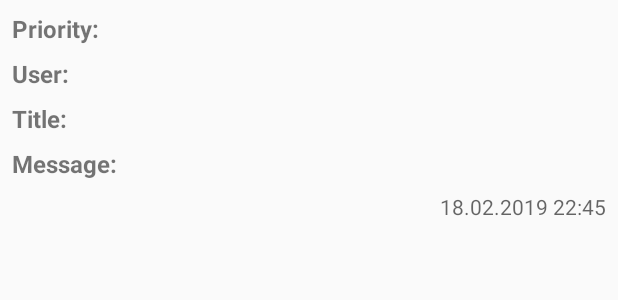
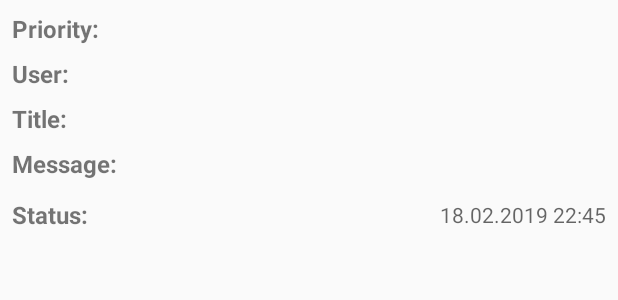
Before and after one commit to AlekseyKholmanov/push-notication-app, an Android app: the layout push_list_item.xml on its own in the app's theme, with its tools: preview values and no code run, on a phone screen of 412 x 824 dp. Shown: the top 300 px of the screen. Run offline under Robolectric (Android 15) with nearby library versions, the phone set to English and light mode, and no system bars.

Commit message:
refactoring item view and getting news in sended fragment

```diff
--- a/app/src/main/java/ru/aholmanov/push_notification_app/orm/PushNotificationDao.kt
+++ b/app/src/main/java/ru/aholmanov/push_notification_app/orm/PushNotificationDao.kt
@@ -15,8 +15,5 @@ interface PushNotificationDao {
     fun insert(notification: SavedNotification)
 
     @Query("SELECT * FROM savednotification")
-    fun getAll(): Single<List<SavedNotification>>
-
-    @Query("SELECT * FROM savednotification")
     fun observeNotifications():Flowable<List<SavedNotification>>
 }
--- a/app/src/main/java/ru/aholmanov/push_notification_app/presentation/push_list/SendedListFragment.kt
+++ b/app/src/main/java/ru/aholmanov/push_notification_app/presentation/push_list/SendedListFragment.kt
@@ -31,7 +31,6 @@ class SendedListFragment : AndroidXMvpAppCompatFragment(), SendedListView {
             emptyPlaceholder.isVisible = false
             notificationsList.isVisible = true
             adapter.setNews(notifications)
-            adapter.notifyDataSetChanged()
         }
     }
 
@@ -65,11 +64,6 @@ class SendedListFragment : AndroidXMvpAppCompatFragment(), SendedListView {
         presenter.observeNotification()
     }
 
-    override fun onActivityCreated(savedInstanceState: Bundle?) {
-        super.onActivityCreated(savedInstanceState)
-        presenter.getNotification()
-    }
-
     companion object {
         fun newInstance(): SendedListFragment {
             return SendedListFragment()
--- a/app/src/main/java/ru/aholmanov/push_notification_app/presentation/push_sender/SenderFragment.kt
+++ b/app/src/main/java/ru/aholmanov/push_notification_app/presentation/push_sender/SenderFragment.kt
@@ -1,6 +1,7 @@
 package ru.aholmanov.push_notification_app.presentation.push_sender
 
 import android.os.Bundle
+import android.util.Log
 import android.view.LayoutInflater
 import android.view.View
 import android.view.ViewGroup
@@ -19,6 +20,7 @@ import ru.aholmanov.push_notification_app.model.Priority
 import ru.aholmanov.push_notification_app.mvp.AndroidXMvpAppCompatFragment
 
 class SenderFragment : AndroidXMvpAppCompatFragment(), SenderView {
+
     override fun showSuccess() {
         message_text.text?.clear()
         message_title.text?.clear()
@@ -84,9 +86,7 @@ class SenderFragment : AndroidXMvpAppCompatFragment(), SenderView {
                     message_retry.text?.clear()
                 }
             }
-
         }
-        //message_spinner.setPromptId(Priority.NORMAL_PRIORITY.ordinal)
     }
 
     private fun isValidToSending(): Boolean {
@@ -101,10 +101,12 @@ class SenderFragment : AndroidXMvpAppCompatFragment(), SenderView {
                 false
             }
             message_title.text?.characterCount() ?: 0 > 250 -> {
+                Log.d("qwerty", message_title.text?.characterCount().toString())
                 showError(getString(R.string.error_long_message))
                 message_title.error = "title не может быть больше 250 символов"
                 false
             }
+            //для Emergency priority retry и expire должны быть заполнены
             Priority.values()[message_spinner.selectedItemPosition] == Priority.EMERGENCY_PRIORITY &&
                     hasEmptyText(message_retry) or hasEmptyText(message_expire) -> {
                 val errorMessage = getString(R.string.error_require_field)
--- a/app/src/main/java/ru/aholmanov/push_notification_app/presentation/push_sender/SenderPresenter.kt
+++ b/app/src/main/java/ru/aholmanov/push_notification_app/presentation/push_sender/SenderPresenter.kt
@@ -57,7 +57,7 @@ class SenderPresenter @Inject constructor(
         var (message, id) = Pair("", "")
         if (t is HttpException) {
             val body = t.response().errorBody()
-            val jObjError = JSONObject(body!!.string())
+            val jObjError = JSONObject(body?.string())
             message = jObjError.getJSONArray("errors").getString(0)
             id = jObjError.getString("request")
         } else {
--- a/app/src/main/java/ru/aholmanov/push_notification_app/presentation/push_sender/SenderView.kt
+++ b/app/src/main/java/ru/aholmanov/push_notification_app/presentation/push_sender/SenderView.kt
@@ -1,13 +1,17 @@
 package ru.aholmanov.push_notification_app.presentation.push_sender
 
 import com.arellomobile.mvp.MvpView
+import com.arellomobile.mvp.viewstate.strategy.SkipStrategy
+import com.arellomobile.mvp.viewstate.strategy.StateStrategyType
 
 interface SenderView:MvpView {
     fun showLoading(show: Boolean)
 
+    @StateStrategyType(SkipStrategy::class)
     fun showError(message: String)
 
     fun onInternetStateChanged(connected: Boolean)
 
+    @StateStrategyType(SkipStrategy::class)
     fun showSuccess()
 }
--- a/app/src/main/java/ru/aholmanov/push_notification_app/storage/PushNotificationRepository.kt
+++ b/app/src/main/java/ru/aholmanov/push_notification_app/storage/PushNotificationRepository.kt
@@ -22,12 +22,7 @@ class PushNotificationRepository @Inject constructor(
         return pushService.pushNotification(notification = notification)
     }
 
-    fun getNotification(): Single<List<SavedNotification>> {
-        return dao.getAll()
-    }
-
     fun insert(notification: SavedNotification): Completable {
-        Log.d("qwerty","try to insert")
         return Completable.fromCallable { dao.insert(notification) }
     }
 
--- /dev/null
+++ b/app/src/main/res/drawable/ic_fail.xml
@@ -0,0 +1,5 @@
+<vector android:height="24dp" android:tint="#FF070F"
+    android:viewportHeight="24.0" android:viewportWidth="24.0"
+    android:width="24dp" xmlns:android="http://schemas.android.com/apk/res/android">
+    <path android:fillColor="#FF000000" android:pathData="M19,6.41L17.59,5 12,10.59 6.41,5 5,6.41 10.59,12 5,17.59 6.41,19 12,13.41 17.59,19 19,17.59 13.41,12z"/>
+</vector>
--- /dev/null
+++ b/app/src/main/res/drawable/ic_ok.xml
@@ -0,0 +1,5 @@
+<vector android:height="24dp" android:tint="#0BFF78"
+    android:viewportHeight="24.0" android:viewportWidth="24.0"
+    android:width="24dp" xmlns:android="http://schemas.android.com/apk/res/android">
+    <path android:fillColor="#FF000000" android:pathData="M9,16.17L4.83,12l-1.42,1.41L9,19 21,7l-1.41,-1.41z"/>
+</vector>
--- a/app/src/main/res/layout/fragment_push_sender.xml
+++ b/app/src/main/res/layout/fragment_push_sender.xml
@@ -15,7 +15,7 @@
             app:layout_constraintEnd_toEndOf="parent"
             app:layout_constraintStart_toStartOf="parent"
             app:layout_constraintTop_toTopOf="parent"/>
-
+    <ScrollView android:layout_width="match_parent" android:layout_height="match_parent">
         <LinearLayout
                 android:orientation="vertical"
                 android:layout_height="match_parent"
@@ -40,6 +40,7 @@
                         android:layout_width="match_parent"
                         android:layout_height="wrap_content"
                         android:hint="@string/hint_require"
+                        android:maxLines="2"
                         android:text="ugaadj4e8sa7yc5a79ntr4kohzi4g2"
                         android:layout_centerVertical="true"
                         android:layout_toEndOf="@id/user_placeholder"/>
@@ -168,6 +169,6 @@
                     android:layout_height="wrap_content"
                     android:text="@string/sender_push_button_text"
                     android:layout_marginTop="8dp"/>
-
         </LinearLayout>
+    </ScrollView>
 </androidx.constraintlayout.widget.ConstraintLayout>
--- a/app/src/main/res/layout/push_list_item.xml
+++ b/app/src/main/res/layout/push_list_item.xml
@@ -1,10 +1,16 @@
 <?xml version="1.0" encoding="utf-8"?>
-<RelativeLayout
+<LinearLayout
         xmlns:android="http://schemas.android.com/apk/res/android" xmlns:app="http://schemas.android.com/apk/res-auto"
         android:orientation="vertical"
         android:layout_width="match_parent"
         android:layout_height="wrap_content"
         android:padding="8dp">
+    <LinearLayout
+            android:id="@+id/item_priority_container"
+            android:layout_width="match_parent"
+            android:layout_height="wrap_content"
+            android:orientation="horizontal"
+            android:gravity="center">
         <TextView
                 android:id="@+id/item_priority_hint"
                 android:layout_width="wrap_content"
@@ -12,86 +18,115 @@
                 android:textStyle="bold"
                 android:textSize="16sp"
                 android:text="@string/priority_placeholder"
-            android:layout_marginEnd="8dp"
-    />
+                android:layout_marginEnd="8dp"/>
         <TextView
                 android:id="@+id/item_priority_text"
                 android:layout_width="match_parent"
                 android:layout_height="wrap_content"
-            android:layout_toEndOf="@id/item_priority_hint"
-            android:layout_alignBottom="@id/item_priority_hint"
                 android:textSize="16sp"
-            android:lines="1"
-    />
+                android:lines="1"/>
+    </LinearLayout>
+    <LinearLayout
+            android:id="@+id/item_user_container"
+            android:layout_width="match_parent"
+            android:layout_height="wrap_content"
+            android:orientation="horizontal"
+            android:gravity="top"
+            android:layout_marginTop="8dp">
         <TextView
                 android:id="@+id/item_user_placeholder"
                 android:layout_width="wrap_content"
                 android:layout_height="wrap_content"
-            android:layout_below="@id/item_priority_hint"
                 android:textStyle="bold"
                 android:textSize="16sp"
                 android:text="@string/user_placeholder"
-            android:layout_marginEnd="8dp"
-            android:layout_marginTop="8sp"
-    />
+                android:layout_marginEnd="8dp"/>
         <TextView
                 android:id="@+id/item_user_text"
                 android:layout_width="match_parent"
                 android:layout_height="wrap_content"
-            android:layout_toEndOf="@id/item_user_placeholder"
-            android:layout_alignBottom="@id/item_user_placeholder"
                 android:textSize="16sp"
-            android:lines="1"
-    />
+                android:lines="1"/>
+    </LinearLayout>
+    <LinearLayout
+            android:id="@+id/item_title_container"
+            android:layout_width="match_parent"
+            android:layout_height="wrap_content"
+            android:orientation="horizontal"
+            android:gravity="top"
+            android:layout_marginTop="8dp">
         <TextView
                 android:id="@+id/item_title_placeholder"
                 android:layout_width="wrap_content"
                 android:layout_height="wrap_content"
-            android:layout_below="@id/item_user_placeholder"
                 android:textSize="16sp"
                 android:text="@string/title_placeholder"
                 android:textStyle="bold"
-            android:layout_marginTop="8dp"
-            android:layout_marginEnd="8dp"
-    />
+                android:layout_marginEnd="8dp"/>
         <TextView
                 android:id="@+id/item_title_text"
                 android:layout_width="match_parent"
                 android:layout_height="wrap_content"
-            android:layout_toEndOf="@id/item_title_placeholder"
-            android:layout_alignBaseline="@id/item_title_placeholder"
-            android:layout_marginTop="8dp"
                 android:gravity="top|start"
                 android:minLines="1"
                 android:textSize="16sp"/>
+    </LinearLayout>
+    <LinearLayout
+            android:id="@+id/item_message_container"
+            android:layout_width="match_parent"
+            android:layout_height="wrap_content"
+            android:orientation="horizontal"
+            android:gravity="top"
+            android:layout_marginTop="8dp">
         <TextView
                 android:id="@+id/item_message_placeholder"
                 android:layout_width="wrap_content"
                 android:layout_height="wrap_content"
-            android:layout_below="@id/item_title_placeholder"
                 android:textSize="16sp"
                 android:text="@string/message_placeholder"
                 android:textStyle="bold"
-            android:layout_marginTop="8dp"
-            android:layout_marginEnd="8dp"
-    />
+                android:layout_marginEnd="8dp"/>
         <TextView
                 android:id="@+id/item_message_text"
                 android:layout_width="match_parent"
                 android:layout_height="wrap_content"
-            android:layout_toEndOf="@id/item_message_placeholder"
-            android:layout_alignBaseline="@id/item_message_placeholder"
-            android:layout_marginTop="8dp"
-            android:gravity="top|start"
                 android:minLines="1"
                 android:textSize="16sp"/>
+    </LinearLayout>
+    <LinearLayout
+            android:id="@+id/item_status_container"
+            android:layout_width="match_parent"
+            android:layout_height="wrap_content"
+            android:orientation="horizontal"
+            android:layout_marginTop="8dp"
+            android:gravity="center_vertical"
+    >
+        <TextView
+                android:id="@+id/item_status_placeholder"
+                android:layout_width="wrap_content"
+                android:layout_height="wrap_content"
+                android:textSize="16sp"
+                android:text="@string/status_placeholder"
+                android:textStyle="bold"
+                android:layout_marginEnd="8dp"/>
+        <TextView
+                android:id="@+id/item_status_text"
+                android:layout_width="wrap_content"
+                android:layout_height="wrap_content"
+                android:textSize="16sp"
+                android:textStyle="bold"/>
+        <ImageView
+                android:id="@+id/item_status_image"
+                android:layout_width="30dp"
+                android:layout_height="30dp"
+                android:contentDescription="@string/status_image_content"/>
         <TextView
                 android:id="@+id/item_sended_date"
-            android:layout_width="wrap_content"
+                android:layout_width="0dp"
+                android:layout_weight="1"
                 android:layout_height="wrap_content"
-            android:layout_alignParentEnd="true"
-            android:layout_below="@id/item_message_text"
-            android:layout_marginTop="8dp"
-            android:hint="@string/push_list_date_hint"
-    />
-</RelativeLayout>
+                android:gravity="end|center_vertical"
+                android:hint="@string/push_list_date_hint"/>
+    </LinearLayout>
+
+</LinearLayout>
--- a/app/src/main/res/values/strings.xml
+++ b/app/src/main/res/values/strings.xml
@@ -21,4 +21,6 @@
     <string name="user_placeholder">User:</string>
     <string name="retry_placeholder">Retry:</string>
     <string name="expire_placeholder">Expire:</string>
+    <string name="status_placeholder">Status:</string>
+    <string name="status_image_content">donwload status</string>
 </resources>
```
Also changed, not shown: app/src/main/java/ru/aholmanov/push_notification_app/model/Priority.kt (+2 -14 lines), app/src/main/java/ru/aholmanov/push_notification_app/presentation/push_list/NotificationsAdapter.kt (+33 -13 lines), app/src/main/java/ru/aholmanov/push_notification_app/presentation/push_list/SendedListPresenter.kt (+0 -10 lines), app/src/main/java/ru/aholmanov/push_notification_app/presentation/push_list/SendedListView.kt (+4 -3 lines). Lines whose indentation alone changed are shown as unchanged.
